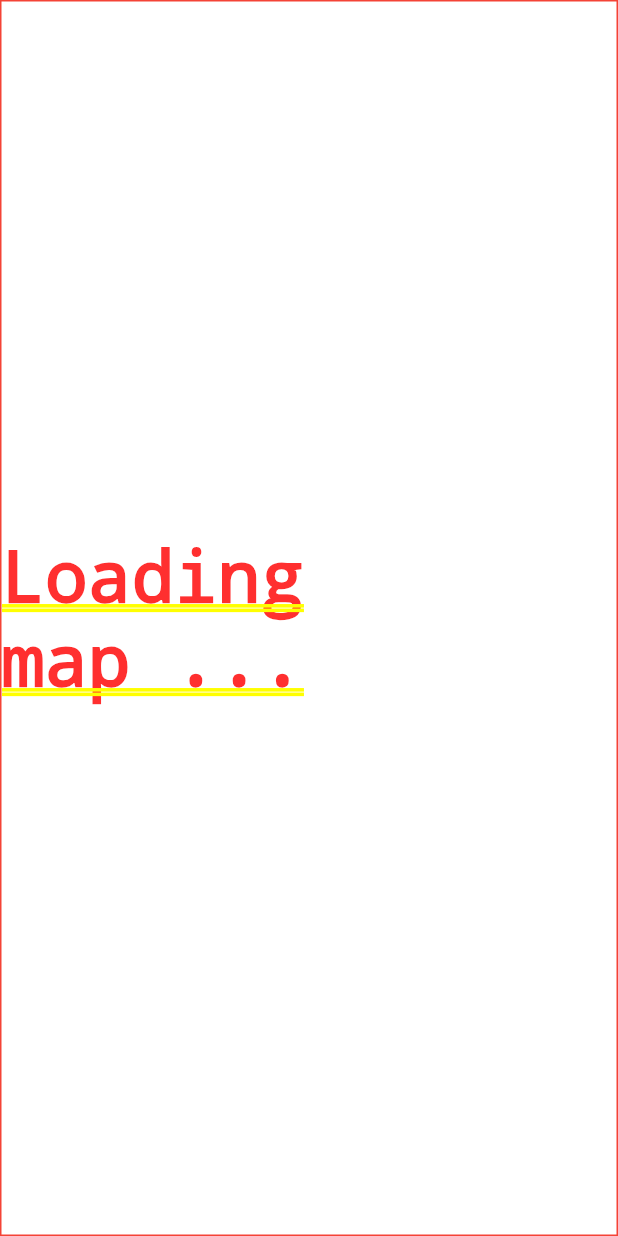
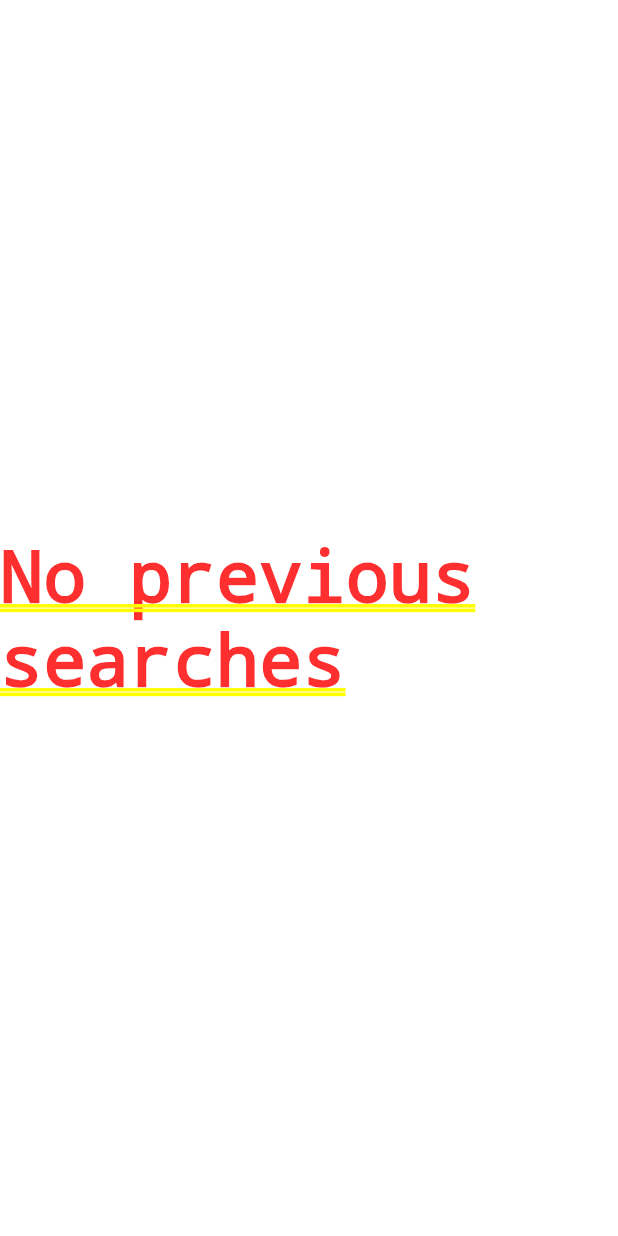
Before and after one commit to Necromunda/WeatherCompanion, a Flutter app: the screen it shows after launch, swiped to page 3, on a phone screen of 412 x 824 dp. Run offline on Flutter 3.47's test engine with Material 2 defaults, Android fonts, the phone set to English and light mode, and no system bars; our stand-ins replace flutter_map, geocoding, geolocator, latlong2, loading_indicator, permission_handler and 2 more; missing offline and left inert: flutter_map_geojson, scaffold_gradient_background; statements that could not run were skipped.

Commit message:
add sunrise/sunset, history for previous searches

```diff
--- a/lib/main.dart
+++ b/lib/main.dart
@@ -116,8 +116,8 @@ class _MyAppState extends State<MyApp> {
             print(snapshot.data);
             if (snapshot.hasData) {
               return Container(
-                decoration:
-                BoxDecoration(border: Border.all(color: Colors.red)),
+                // decoration:
+                // BoxDecoration(border: Border.all(color: Colors.red)),
                 child: PageContainer(locationPermission: snapshot.data!),
               );
             }
--- a/lib/screens/history.dart
+++ b/lib/screens/history.dart
@@ -8,11 +8,14 @@ import 'package:weather_app/services/weather_service.dart';
 import 'package:flutter_map/plugin_api.dart';
 import 'package:flutter_map_geojson/flutter_map_geojson.dart';
 
-
 class WeatherHistory extends StatefulWidget {
   final bool locationPermission;
+  final List<Map<String, dynamic>> previousSearches;
 
-  const WeatherHistory({Key? key, required this.locationPermission})
+  const WeatherHistory(
+      {Key? key,
+      required this.locationPermission,
+      required this.previousSearches})
       : super(key: key);
 
   @override
@@ -22,7 +25,10 @@ class WeatherHistory extends StatefulWidget {
 class _WeatherHistoryState extends State<WeatherHistory>
     with AutomaticKeepAliveClientMixin<WeatherHistory> {
   late final bool _locationPermission = widget.locationPermission;
+  late final List<Map<String, dynamic>> _previousSearches =
+      widget.previousSearches;
   late Position? _currentPos = null;
+  GeoJsonParser myGeoJson = GeoJsonParser();
 
   @override
   void setState(fn) {
@@ -77,80 +83,70 @@ class _WeatherHistoryState extends State<WeatherHistory>
 
   @override
   Widget build(BuildContext context) {
-    print(_currentPos);
-    return Center(
-      child: _locationPermission == false
-          ? const Text("Location not available")
-          : _currentPos == null
-              ? const Text("Loading map ...")
-              : FlutterMap(
-                  options: MapOptions(
-                    center: LatLng(65.061107, 25.473964),
-                    // _currentPos!.latitude, _currentPos!.longitude),
-                    zoom: 6,
-                    maxZoom: 15,
-                    minZoom: 4,
-                    interactiveFlags:
-                        InteractiveFlag.pinchZoom | InteractiveFlag.drag,
-                  ),
-                  nonRotatedChildren: const [
-                    // AttributionWidget.defaultWidget(
-                    //   source: 'OpenStreetMap contributors',
-                    //   onSourceTapped: null,
-                    // ),
-                  ],
-                  children: [
-                    // TileLayer(
-                    //   urlTemplate:
-                    //   "https://stamen-tiles.a.ssl.fastly.net/toner-background/{z}/{x}/{y}.png",
-                    //   userAgentPackageName: 'com.jrantapaa.weather_app',
-                    // ),
-                    TileLayer(
-                      opacity: 1,
-                      // backgroundColor: Colors.black,
-                      urlTemplate:
-                          "https://tile.openweathermap.org/map/temp_new/{z}/{x}/{y}.png?appid=${WeatherService.apiKey}",
-                      userAgentPackageName: 'com.jrantapaa.weather_app',
-                    ),
-                    // TileLayer(
-                    //   urlTemplate:
-                    //       'https://tile.openstreetmap.org/{z}/{x}/{y}.png',
-                    //   userAgentPackageName: 'com.jrantapaa.weather_app',
-                    // ),
-                    // TileLayerOptions(
-                    //   urlTemplate: 'https://{s}.tile.openstreetmap.org/{z}/{x}/{y}.png',
-                    //   subdomains: ['a', 'b', 'c'],
-                    //   attributionBuilder: (_) {
-                    //     return Text('© OpenStreetMap contributors');
-                    //   },
-                    // ),
-                    // GeoJSONLayerOptions(
-                    //   // URL to the GeoJSON file containing the country borders
-                    //   url: 'https://d2ad6b4ur7yvpq.cloudfront.net/naturalearth-3.3.0/ne_50m_admin_0_boundary_lines_land.geojson',
-                    //   // Use the "name" property of each feature as the label
-                    //   // for the country borders
-                    //   nameProperty: 'name',
-                    //   // Style the country borders with a red color and
-                    //   // a thickness of 1.0
-                    //   style: GeoJsonStyleOptions(
-                    //     color: Colors.red,
-                    //     strokeWidth: 1.0,
-                    //   ),
-                    // ),
-                    MarkerLayer(
-                      markers: [
-                        buildMarker(
-                            LatLng(
-                                _currentPos!.latitude, _currentPos!.longitude),
-                            "You're here"),
-                        // buildMarker(LatLng(55.3781, -3.4360), "Love"), // England
-                        // buildMarker(LatLng(46.2276, 2.2137), "Aimer"), // France
-                        // buildMarker(LatLng(52.1326, 5.2913), "Liefde"), // Netherlands
-                        // buildMarker(LatLng(51.1657, 10.4515), "Liebe"), // Germany
-                      ],
-                    )
-                  ],
+    return _previousSearches.isEmpty
+        ? const Center(
+            child: Text("No previous searches"),
+          )
+        : ListView.builder(
+            itemBuilder: (context, index) {
+              return ListTile(
+                onTap: null,
+                title: Text(
+                  _previousSearches[index]["name"],
+                  style: const TextStyle(fontSize: 20),
                 ),
-    );
+                trailing: Text(
+                  "${(_previousSearches[index]["temp"] as double).round()}°C",
+                  style: const TextStyle(fontSize: 20),
+                ),
+              );
+            },
+            itemCount: _previousSearches.length,
+          );
+    // return Center(
+    //   child: _locationPermission == false
+    //       ? const Text("Location not available")
+    //       : _currentPos == null
+    //           ? const Text("Loading map ...")
+    //           : FlutterMap(
+    //               options: MapOptions(
+    //                 center: LatLng(65.061107, 25.473964),
+    //                 // _currentPos!.latitude, _currentPos!.longitude),
+    //                 zoom: 6,
+    //                 maxZoom: 15,
+    //                 minZoom: 4,
+    //                 interactiveFlags:
+    //                     InteractiveFlag.pinchZoom | InteractiveFlag.drag,
+    //               ),
+    //               nonRotatedChildren: const [
+    //                 // AttributionWidget.defaultWidget(
+    //                 //   source: 'OpenStreetMap contributors',
+    //                 //   onSourceTapped: null,
+    //                 // ),
+    //               ],
+    //               children: [
+    //                 // TileLayer(
+    //                 //   urlTemplate:
+    //                 //   "https://stamen-tiles.a.ssl.fastly.net/toner-background/{z}/{x}/{y}.png",
+    //                 //   userAgentPackageName: 'com.jrantapaa.weather_app',
+    //                 // ),
+    //                 TileLayer(
+    //                   opacity: 1,
+    //                   // backgroundColor: Colors.black,
+    //                   urlTemplate:
+    //                       "https://tile.openweathermap.org/map/temp_new/{z}/{x}/{y}.png?appid=${WeatherService.apiKey}",
+    //                   userAgentPackageName: 'com.jrantapaa.weather_app',
+    //                 ),
+    //                 MarkerLayer(
+    //                   markers: [
+    //                     buildMarker(
+    //                         LatLng(
+    //                             _currentPos!.latitude, _currentPos!.longitude),
+    //                         "You're here"),
+    //                   ],
+    //                 )
+    //               ],
+    //             ),
+    // );
   }
 }
--- a/lib/screens/weather.dart
+++ b/lib/screens/weather.dart
@@ -96,10 +96,10 @@ class _FrontpageState extends State<Weather> {
       builder: (context, snapshot) {
         if (snapshot.hasData) {
           // print("hellooooo");
-          DailyWeather(
-            locationPermission: _locationPermission,
+          // DailyWeather(
+          //   locationPermission: _locationPermission,
             // data: snapshot.data,
-          );
+          // );
         }
         return _loadingWeatherData;
       },
--- a/lib/widgets/page_container.dart
+++ b/lib/widgets/page_container.dart
@@ -1,7 +1,5 @@
 import 'package:flutter/material.dart';
 import 'package:scaffold_gradient_background/scaffold_gradient_background.dart';
-import 'package:weather_app/screens/weather.dart';
-import 'package:weather_app/services/weather_service.dart';
 
 import '../screens/history.dart';
 import '../screens/settings.dart';
@@ -10,7 +8,8 @@ import 'daily_weather.dart';
 class PageContainer extends StatefulWidget {
   final bool locationPermission;
 
-  const PageContainer({Key? key, required this.locationPermission}) : super(key: key);
+  const PageContainer({Key? key, required this.locationPermission})
+      : super(key: key);
 
   @override
   State<PageContainer> createState() => _PageContainerState();
@@ -20,6 +19,13 @@ class _PageContainerState extends State<PageContainer> {
   late final bool _locationPermission = widget.locationPermission;
   int _selectedIndex = 1;
   final PageController _pageController = PageController(initialPage: 1);
+  List<Map<String, dynamic>> _previousSearches = [];
+
+  void _addPreviousSearch(Map<String, dynamic> previousSearch) {
+    setState(() {
+      _previousSearches.add(previousSearch);
+    });
+  }
 
   void _onItemTapped(int index) {
     setState(() {
@@ -69,9 +75,12 @@ class _PageContainerState extends State<PageContainer> {
               controller: _pageController,
               children: <Widget>[
                 const Settings(),
-                // Weather(locationPermission: _locationPermission),
-                DailyWeather(locationPermission: _locationPermission),
-                WeatherHistory(locationPermission: _locationPermission),
+                DailyWeather(
+                    locationPermission: _locationPermission, addPreviousSearch: _addPreviousSearch),
+                WeatherHistory(
+                  locationPermission: _locationPermission,
+                  previousSearches: _previousSearches,
+                ),
               ],
               onPageChanged: (index) {
                 setState(() {
--- a/lib/widgets/weather_info_card.dart
+++ b/lib/widgets/weather_info_card.dart
@@ -4,8 +4,6 @@ import 'package:weather_app/models/weather_model.dart';
 
 class WeatherInfoCard extends StatefulWidget {
   final WeatherModel weatherModel;
-
-  // final bool flipCard;
 
   const WeatherInfoCard({Key? key, required this.weatherModel})
       : super(key: key);
@@ -41,7 +39,8 @@ class _WeatherInfoCardState extends State<WeatherInfoCard> {
     return GestureDetector(
       onTap: _gestureDetectorHandler,
       child: Container(
-        decoration: BoxDecoration(border: Border.all(color: Colors.black)),
+        decoration:
+            BoxDecoration(border: Border.all(color: Colors.transparent)),
         width: MediaQuery.of(context).size.width,
         height: MediaQuery.of(context).size.height * 0.2,
         child: !_flipCard
--- a/lib/widgets/weekly_weather.dart
+++ b/lib/widgets/weekly_weather.dart
@@ -9,7 +9,7 @@ class WeeklyWeather extends StatelessWidget {
   @override
   Widget build(BuildContext context) {
     return Container(
-      decoration: BoxDecoration(border: Border.all(color: Colors.yellow)),
+      decoration: const BoxDecoration(border: Border(top: BorderSide(color: Colors.black, width: 1.5)),),
       child: Row(
         mainAxisAlignment: MainAxisAlignment.spaceEvenly,
         children: [
--- a/pubspec.yaml
+++ b/pubspec.yaml
@@ -47,6 +47,7 @@ dependencies:
   flutter_map: ^3.1.0
   latlong2: ^0.8.1
   flutter_map_geojson: ^1.0.1
+  weather_icons: ^3.0.0
 
 dev_dependencies:
   flutter_test:
```
Also changed, not shown: lib/models/weather_model.dart (+10 -8 lines), lib/widgets/daily_weather.dart (+10 -14 lines), lib/widgets/sun_times.dart (added, +77 -0 lines), pubspec.lock.
